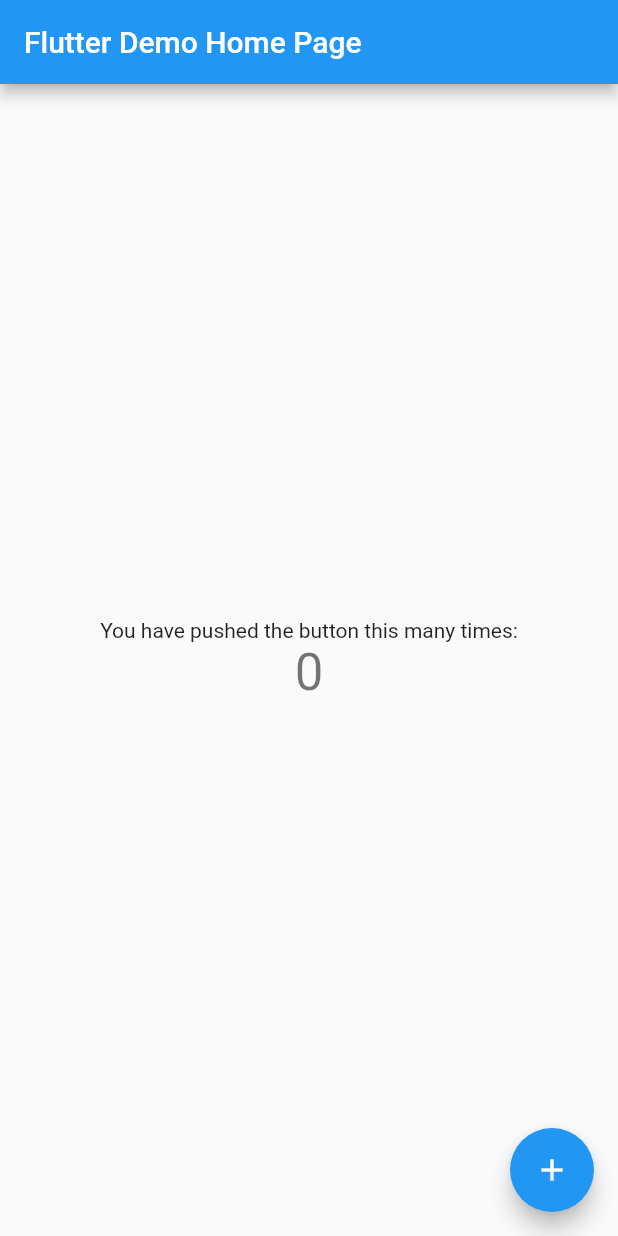
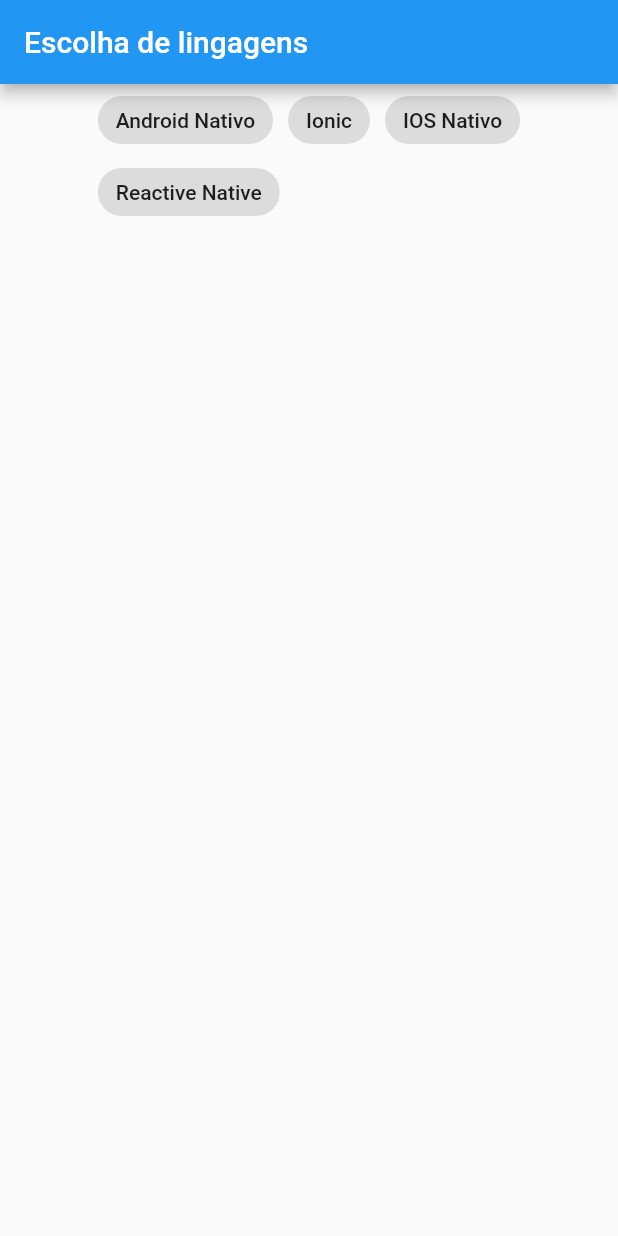
Before and after one commit to rafamazzucato/flutter_states_widgets_routes, a Flutter app: the screen it shows after launch, on a phone screen of 412 x 824 dp. Run offline on Flutter 3.47's test engine with Material 2 defaults, Android fonts, the phone set to English and light mode, and no system bars; our stand-ins replace flutter_svg.

Commit message:
conclusao statica

```diff
--- /dev/null
+++ b/lib/customs/itemList.dart
@@ -0,0 +1,10 @@
+import 'package:flutter/material.dart';
+
+Widget getItemList(String title, String subTitle, IconData data){
+  return Card(
+      child: ListTile(
+    leading: Icon(data),
+    title: Text(title),
+    subtitle: Text(subTitle),
+  ));
+}
--- a/lib/main.dart
+++ b/lib/main.dart
@@ -1,4 +1,7 @@
 import 'package:flutter/material.dart';
+import 'package:flutter_states_widgets_routes/customs/itemList.dart';
+import 'package:flutter_states_widgets_routes/models/Language.dart';
+import 'package:flutter_svg/flutter_svg.dart';
 
 void main() {
   runApp(const MyApp());
@@ -7,109 +10,63 @@ void main() {
 class MyApp extends StatelessWidget {
   const MyApp({Key? key}) : super(key: key);
 
-  // This widget is the root of your application.
   @override
   Widget build(BuildContext context) {
     return MaterialApp(
       title: 'Flutter Demo',
       theme: ThemeData(
-        // This is the theme of your application.
-        //
-        // Try running your application with "flutter run". You'll see the
-        // application has a blue toolbar. Then, without quitting the app, try
-        // changing the primarySwatch below to Colors.green and then invoke
-        // "hot reload" (press "r" in the console where you ran "flutter run",
-        // or simply save your changes to "hot reload" in a Flutter IDE).
-        // Notice that the counter didn't reset back to zero; the application
-        // is not restarted.
         primarySwatch: Colors.blue,
       ),
-      home: const MyHomePage(title: 'Flutter Demo Home Page'),
+      home: const MyHomePage(),
     );
   }
 }
 
 class MyHomePage extends StatefulWidget {
-  const MyHomePage({Key? key, required this.title}) : super(key: key);
-
-  // This widget is the home page of your application. It is stateful, meaning
-  // that it has a State object (defined below) that contains fields that affect
-  // how it looks.
-
-  // This class is the configuration for the state. It holds the values (in this
-  // case the title) provided by the parent (in this case the App widget) and
-  // used by the build method of the State. Fields in a Widget subclass are
-  // always marked "final".
-
-  final String title;
+  const MyHomePage({Key? key}) : super(key: key);
 
   @override
   State<MyHomePage> createState() => _MyHomePageState();
 }
 
 class _MyHomePageState extends State<MyHomePage> {
-  int _counter = 0;
-
-  void _incrementCounter() {
-    setState(() {
-      // This call to setState tells the Flutter framework that something has
-      // changed in this State, which causes it to rerun the build method below
-      // so that the display can reflect the updated values. If we changed
-      // _counter without calling setState(), then the build method would not be
-      // called again, and so nothing would appear to happen.
-      _counter++;
-    });
-  }
+  List<bool> selects = [false, false, false, false, false];
+  List<Language> languages = [
+    Language("Android Nativo", "Linguagens C, Java, Kotlin"),
+    Language("Ionic", "Linguagens Javascript e TypeScript"),
+    Language("IOS Nativo", "Linguagens Objective-C e Swift"),
+    Language("Reactive Native", "Linguagens Javascript e TypeScriptn"),
+  ];
 
   @override
   Widget build(BuildContext context) {
-    // This method is rerun every time setState is called, for instance as done
-    // by the _incrementCounter method above.
-    //
-    // The Flutter framework has been optimized to make rerunning build methods
-    // fast, so that you can just rebuild anything that needs updating rather
-    // than having to individually change instances of widgets.
     return Scaffold(
-      appBar: AppBar(
-        // Here we take the value from the MyHomePage object that was created by
-        // the App.build method, and use it to set our appbar title.
-        title: Text(widget.title),
-      ),
-      body: Center(
-        // Center is a layout widget. It takes a single child and positions it
-        // in the middle of the parent.
-        child: Column(
-          // Column is also a layout widget. It takes a list of children and
-          // arranges them vertically. By default, it sizes itself to fit its
-          // children horizontally, and tries to be as tall as its parent.
-          //
-          // Invoke "debug painting" (press "p" in the console, choose the
-          // "Toggle Debug Paint" action from the Flutter Inspector in Android
-          // Studio, or the "Toggle Debug Paint" command in Visual Studio Code)
-          // to see the wireframe for each widget.
-          //
-          // Column has various properties to control how it sizes itself and
-          // how it positions its children. Here we use mainAxisAlignment to
-          // center the children vertically; the main axis here is the vertical
-          // axis because Columns are vertical (the cross axis would be
-          // horizontal).
-          mainAxisAlignment: MainAxisAlignment.center,
-          children: <Widget>[
-            const Text(
-              'You have pushed the button this many times:',
-            ),
-            Text(
-              '$_counter',
-              style: Theme.of(context).textTheme.headline4,
-            ),
-          ],
+        appBar: AppBar(
+          title: const Text("Escolha de lingagens"),
         ),
-      ),
-      floatingActionButton: FloatingActionButton(
-        onPressed: _incrementCounter,
-        tooltip: 'Increment',
-        child: const Icon(Icons.add),
-      ), // This trailing comma makes auto-formatting nicer for build methods.
-    );
+        body: Column(children: [
+          Wrap(spacing: 10, children: buildChoices()),
+          Expanded(child: ListView(children: buildListItens()))
+        ]));
   }
+
+  List<Widget> buildChoices(){
+    return languages.map((language) => ChoiceChip(
+            label: Text(language.title),
+                selected: language.selected,
+                onSelected: (value) {
+                  setState(() {
+                    language.selected = value;
+                  });
+                }),).toList();
+  }
+
+  List<Widget> buildListItens() {
+    return languages
+      .where((language) => language.selected)
+      .map((language) => getItemList(language.title, language.subtitle, language.icon != null ? language.icon! : Icons.blur_circular))
+        .toList();
+  }
+
+  //final Widget appleSvg = SvgPicture.asset('images/apple.svg');
 }
--- /dev/null
+++ b/lib/models/Language.dart
@@ -0,0 +1,10 @@
+import 'package:flutter/cupertino.dart';
+
+class Language {
+  final String title;
+  final String subtitle;
+  IconData? icon;
+  bool selected = false;
+
+  Language(this.title, this.subtitle);
+}
--- a/pubspec.yaml
+++ b/pubspec.yaml
@@ -34,6 +34,7 @@ dependencies:
   # The following adds the Cupertino Icons font to your application.
   # Use with the CupertinoIcons class for iOS style icons.
   cupertino_icons: ^1.0.2
+  flutter_svg: ^1.0.3
 
 dev_dependencies:
   flutter_test:
```
Also changed, not shown: images/apple.svg (added), images/react.svg (added), pubspec.lock.
